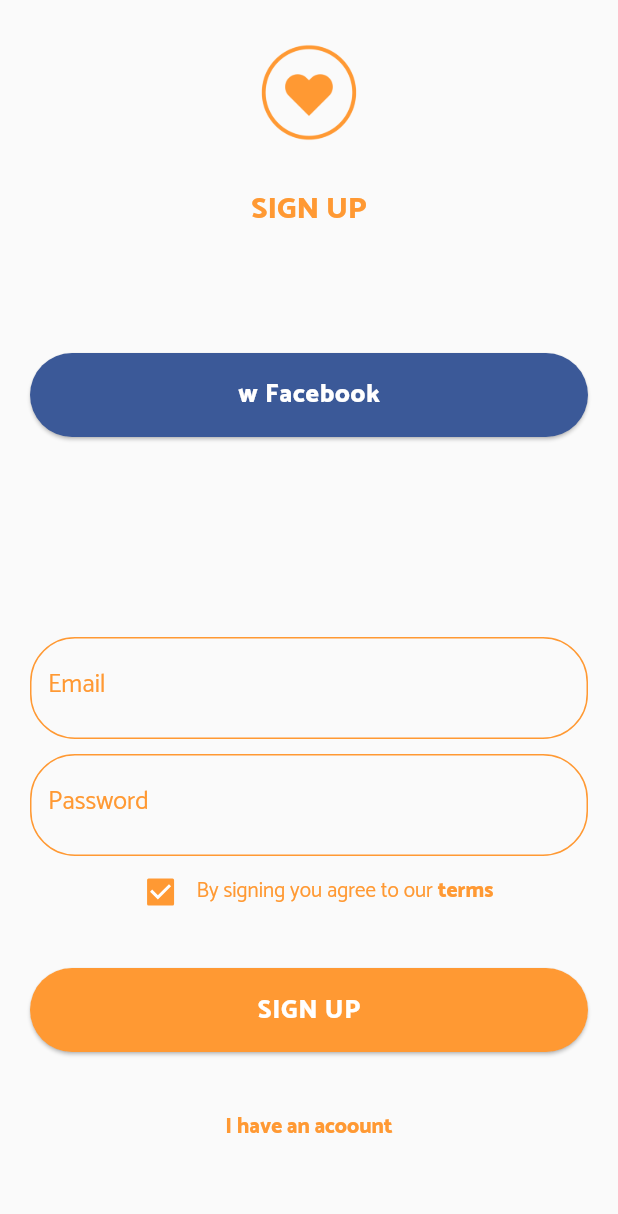
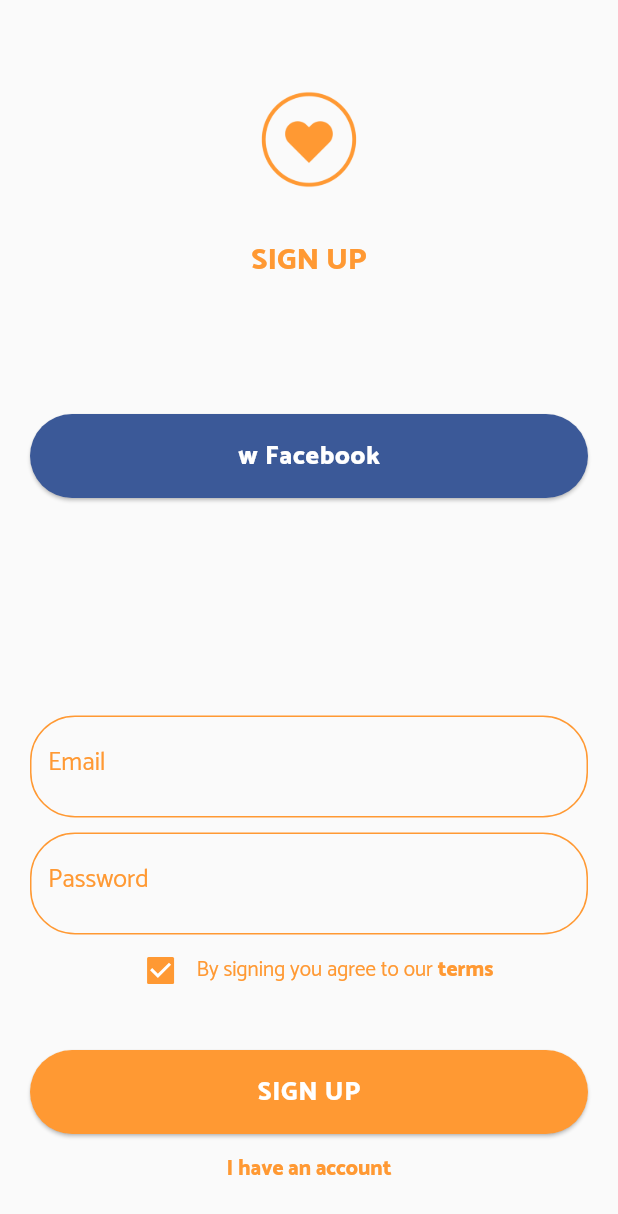
Before and after one commit to Givdo/givdo_app, a Flutter app: the screen it shows after launch, on a phone screen of 412 x 824 dp. Shown: the top 1214 px of the screen. Run offline on Flutter 3.47's test engine with Material 2 defaults, Android fonts, the phone set to English and light mode, and no system bars.

Commit message:
Cleaning Login code

```diff
--- a/lib/login.dart
+++ b/lib/login.dart
@@ -3,6 +3,7 @@ import 'package:givdo_app/definitions.dart';
 import 'package:givdo_app/logingivdobutton.dart';
 
 import 'package:givdo_app/logingivdologo.dart';
+import 'package:givdo_app/logingivdotitle.dart';
 
 class GivdoLoginPage extends StatefulWidget {
   @override
@@ -44,20 +45,22 @@ class _GivdoLoginPageState extends State<GivdoLoginPage> {
     return Scaffold(
       body: SafeArea(
           child: Padding(
-        padding: const EdgeInsets.only(left: 20.0, right: 20.0, bottom: 8.0),
+        padding: const EdgeInsets.symmetric(horizontal: 20.0),
         child: ListView(controller: _scroll, children: <Widget>[
           Container(
             height: MediaQuery.of(context).size.height >
                     MediaQuery.of(context).size.width
-                ? MediaQuery.of(context).size.height - 48.0
-                : MediaQuery.of(context).size.width - 48.0,
+                ? MediaQuery.of(context).size.height - 20.0
+                : MediaQuery.of(context).size.width - 20.0,
             child: Column(
               mainAxisAlignment: MainAxisAlignment.spaceEvenly,
               children: <Widget>[
-                _buildCustomExpanded(1),
+                _buildCustomExpanded(2),
                 DisplayGivdoLogo(logoSize: 70.0),
                 _buildCustomExpanded(1),
-                _displayAppTitleLoginPage(),
+                DisplayGivdoTitle(
+                  title: 'SIGN UP',
+                ),
                 _buildCustomExpanded(3),
                 LoginGivdoButton(
                   textButton: 'w Facebook',
@@ -103,13 +106,14 @@ class _GivdoLoginPageState extends State<GivdoLoginPage> {
                   colorButton: givdo_orange,
                   functionButton: _signUpGivdo,
                 ),
-                _buildCustomExpanded(1),
                 FlatButton(
                     textColor: givdo_orange,
                     splashColor: givdo_orange,
                     highlightColor: Colors.white,
+                    shape: RoundedRectangleBorder(
+                        borderRadius: BorderRadius.circular(20.0)),
                     onPressed: () {}, //TODO: Push Sign In Page
-                    child: Text('I have an acoount',
+                    child: Text('I have an account',
                         style: TextStyle(
                             color: givdo_orange, fontWeight: FontWeight.w800)))
               ],
@@ -171,17 +175,6 @@ class _GivdoLoginPageState extends State<GivdoLoginPage> {
       onSaved: (str) => _userEmail = str,
     );
   }
-
-  Text _displayAppTitleLoginPage() {
-    return Text(
-      'SIGN UP',
-      style: TextStyle(
-        fontSize: 20.0,
-        fontWeight: FontWeight.w900,
-        color: givdo_orange,
-      ),
-    );
-  }
 }
 
 Expanded _buildCustomExpanded(int flexSize) {
--- /dev/null
+++ b/lib/logingivdotitle.dart
@@ -0,0 +1,22 @@
+import 'package:flutter/material.dart';
+import 'package:givdo_app/definitions.dart';
+
+class DisplayGivdoTitle extends StatelessWidget {
+  final String title;
+
+  DisplayGivdoTitle({
+    this.title,
+  });
+
+  @override
+  Widget build(BuildContext context) {
+    return Text(
+      title,
+      style: TextStyle(
+        fontSize: 20.0,
+        fontWeight: FontWeight.w900,
+        color: givdo_orange,
+      ),
+    );
+  }
+}
```
